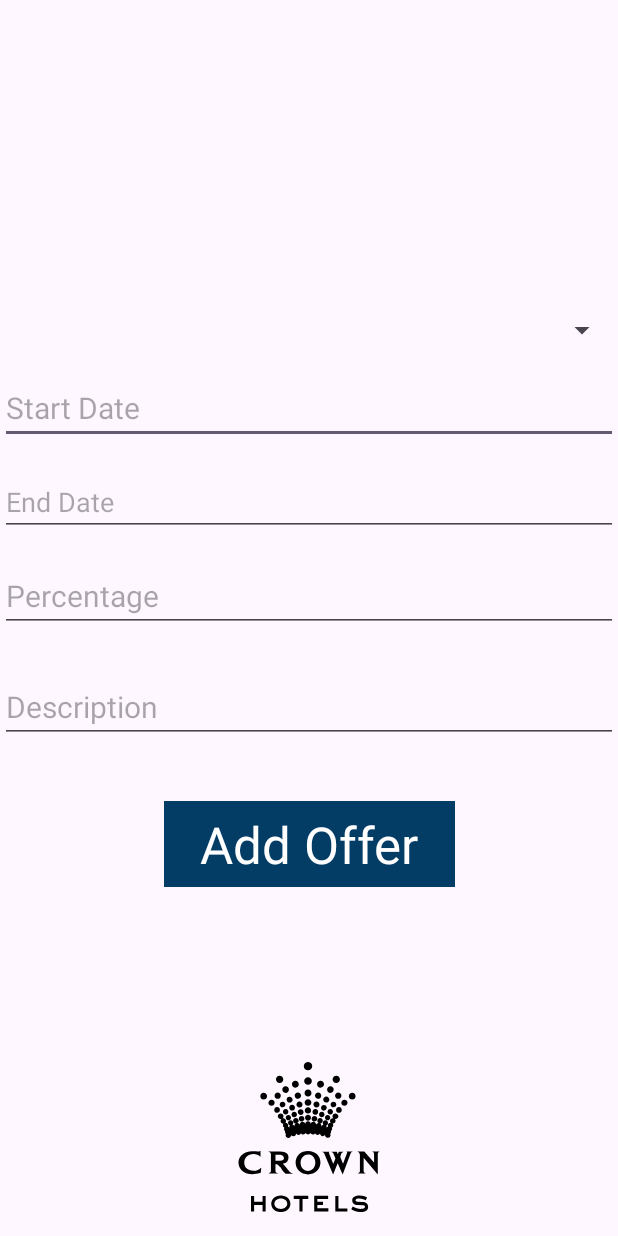
After one commit to thiva-k/Restaurant-Order-Manager, an Android app: the AddOfferActivity screen opened directly, with no data from a screen before it, on a phone screen of 412 x 824 dp. The commit adds this screen. Run offline under Robolectric (Android 15) with nearby library versions, the phone set to English and light mode, and no system bars; our stand-ins replace Firebase (no records; nobody signed in at launch, a user with empty details on screens opened directly).

Commit message:
Add Offer basic

```diff
--- a/app/build.gradle.kts
+++ b/app/build.gradle.kts
@@ -27,6 +27,9 @@ android {
         sourceCompatibility = JavaVersion.VERSION_1_8
         targetCompatibility = JavaVersion.VERSION_1_8
     }
+    buildFeatures {
+        viewBinding = true
+    }
 }
 
 dependencies {
@@ -37,6 +40,8 @@ dependencies {
     implementation("androidx.constraintlayout:constraintlayout:2.1.4")
     implementation("com.google.firebase:firebase-firestore:24.7.0")
     implementation("com.google.firebase:firebase-auth:22.1.1")
+    implementation("androidx.navigation:navigation-fragment:2.5.3")
+    implementation("androidx.navigation:navigation-ui:2.5.3")
     testImplementation("junit:junit:4.13.2")
     androidTestImplementation("androidx.test.ext:junit:1.1.5")
     androidTestImplementation("androidx.test.espresso:espresso-core:3.5.1")
--- /dev/null
+++ b/app/src/main/java/com/example/hotel_management/AddOfferActivity.java
@@ -0,0 +1,112 @@
+package com.example.hotel_management;
+
+import android.os.Bundle;
+import android.view.View;
+import android.widget.ArrayAdapter;
+import android.widget.Button;
+import android.widget.EditText;
+import android.widget.Spinner;
+import android.widget.Toast;
+
+import androidx.annotation.NonNull;
+import androidx.appcompat.app.AppCompatActivity;
+
+import com.google.firebase.auth.FirebaseAuth;
+import com.google.firebase.firestore.FirebaseFirestore;
+import com.google.firebase.firestore.QueryDocumentSnapshot;
+
+import java.util.ArrayList;
+import java.util.List;
+
+
+
+public class AddOfferActivity extends AppCompatActivity {
+
+    private Spinner foodNameSpinner;
+    private EditText startDateEditText, endDateEditText, percentageEditText, descriptionEditText;
+    private Button addOfferButton;
+    private FirebaseFirestore db;
+    private FirebaseAuth auth;
+    private List<String> foodNamesList = new ArrayList<>();
+
+    @Override
+    protected void onCreate(Bundle savedInstanceState) {
+        super.onCreate(savedInstanceState);
+        setContentView(R.layout.activity_add_offer);
+
+        db = FirebaseFirestore.getInstance();
+        auth = FirebaseAuth.getInstance();
+
+        foodNameSpinner = findViewById(R.id.foodNameSpinner);
+        startDateEditText = findViewById(R.id.startDateEditText);
+        endDateEditText = findViewById(R.id.endDateEditText);
+        percentageEditText = findViewById(R.id.percentageEditText);
+        descriptionEditText = findViewById(R.id.descriptionEditText);
+        addOfferButton = findViewById(R.id.addOfferButton);
+
+        // Call getFoodNames() to fetch food names from Firestore
+        getFoodNames();
+
+        addOfferButton.setOnClickListener(new View.OnClickListener() {
+            @Override
+            public void onClick(View v) {
+                addOffer();
+            }
+        });
+    }
+
+    // Fetch food names from the "foods" collection in Firestore
+    private void getFoodNames() {
+        db.collection("foods")
+                .get()
+                .addOnSuccessListener(queryDocumentSnapshots -> {
+                    for (QueryDocumentSnapshot document : queryDocumentSnapshots) {
+                        String foodName = document.getString("name");
+                        if (foodName != null) {
+                            foodNamesList.add(foodName);
+                        }
+                    }
+                    // Update the spinner with the fetched food names
+                    updateFoodNameSpinner();
+                })
+                .addOnFailureListener(e -> {
+                    Toast.makeText(AddOfferActivity.this, "Failed to fetch food names", Toast.LENGTH_SHORT).show();
+                });
+    }
+
+    // Update the spinner with the fetched food names
+    private void updateFoodNameSpinner() {
+        ArrayAdapter<String> foodNameAdapter = new ArrayAdapter<>(this, android.R.layout.simple_spinner_item, foodNamesList);
+        foodNameAdapter.setDropDownViewResource(android.R.layout.simple_spinner_dropdown_item);
+        foodNameSpinner.setAdapter(foodNameAdapter);
+    }
+
+    // Add the offer to the "offers" collection in Firestore
+    private void addOffer() {
+        String foodName = foodNameSpinner.getSelectedItem().toString();
+        String startDate = startDateEditText.getText().toString();
+        String endDate = endDateEditText.getText().toString();
+        int percentage = Integer.parseInt(percentageEditText.getText().toString());
+        String description = descriptionEditText.getText().toString();
+
+        Offer offer = new Offer(foodName, startDate, endDate, percentage, description);
+
+        db.collection("offers")
+                .add(offer)
+                .addOnSuccessListener(documentReference -> {
+                    Toast.makeText(AddOfferActivity.this, "Offer added successfully", Toast.LENGTH_SHORT).show();
+                    clearFields();
+                })
+                .addOnFailureListener(e -> {
+                    Toast.makeText(AddOfferActivity.this, "Failed to add offer", Toast.LENGTH_SHORT).show();
+                });
+    }
+
+    // Clear input fields
+    private void clearFields() {
+        startDateEditText.setText("");
+        endDateEditText.setText("");
+        percentageEditText.setText("");
+        descriptionEditText.setText("");
+    }
+}
--- a/app/src/main/java/com/example/hotel_management/AdminActivity.java
+++ b/app/src/main/java/com/example/hotel_management/AdminActivity.java
@@ -15,6 +15,7 @@ public class AdminActivity extends AppCompatActivity {
         Button registerUserButton = findViewById(R.id.registerUserButton);
         Button addMenuItemButton = findViewById(R.id.addMenuItemButton);
         Button viewEmployeesButton = findViewById(R.id.viewEmployeesButton); // Add this line
+        Button addOfferButton = findViewById(R.id.addOfferButton); // Add this line
 
         registerUserButton.setOnClickListener(view -> {
             Intent intent = new Intent(AdminActivity.this, RegisterEmployeeActivity.class);
@@ -30,5 +31,10 @@ public class AdminActivity extends AppCompatActivity {
             Intent intent = new Intent(AdminActivity.this, ViewEmployeesActivity.class);
             startActivity(intent);
         });
+
+        addOfferButton.setOnClickListener(view -> { // Add this block
+            Intent intent = new Intent(AdminActivity.this, AddOfferActivity.class);
+            startActivity(intent);
+        });
     }
 }
--- /dev/null
+++ b/app/src/main/res/layout/activity_add_offer.xml
@@ -0,0 +1,92 @@
+<?xml version="1.0" encoding="utf-8"?>
+<androidx.constraintlayout.widget.ConstraintLayout xmlns:android="http://schemas.android.com/apk/res/android"
+    xmlns:app="http://schemas.android.com/apk/res-auto"
+    xmlns:tools="http://schemas.android.com/tools"
+    android:id="@+id/viewMenuButton"
+    android:layout_width="match_parent"
+    android:layout_height="match_parent"
+    tools:context=".AddOfferActivity">
+
+    <Spinner
+        android:id="@+id/foodNameSpinner"
+        android:layout_width="0dp"
+        android:layout_height="wrap_content"
+        android:layout_marginTop="208dp"
+        android:textSize="20sp"
+        app:layout_constraintEnd_toEndOf="parent"
+        app:layout_constraintHorizontal_bias="0.0"
+        app:layout_constraintStart_toStartOf="parent"
+        app:layout_constraintTop_toTopOf="parent" />
+
+    <EditText
+        android:id="@+id/startDateEditText"
+        android:layout_width="0dp"
+        android:layout_height="wrap_content"
+        android:layout_marginTop="16dp"
+        android:hint="Start Date"
+        android:textSize="20sp"
+        app:layout_constraintEnd_toEndOf="parent"
+        app:layout_constraintStart_toStartOf="parent"
+        app:layout_constraintTop_toBottomOf="@+id/foodNameSpinner" />
+
+    <EditText
+        android:id="@+id/endDateEditText"
+        android:layout_width="0dp"
+        android:layout_height="wrap_content"
+        android:layout_marginTop="16dp"
+        android:hint="End Date"
+        app:layout_constraintEnd_toEndOf="parent"
+        app:layout_constraintStart_toStartOf="parent"
+        app:layout_constraintTop_toBottomOf="@+id/startDateEditText" />
+
+    <EditText
+        android:id="@+id/percentageEditText"
+        android:layout_width="0dp"
+        android:layout_height="wrap_content"
+        android:layout_marginTop="16dp"
+        android:hint="Percentage"
+        android:textSize="20sp"
+        app:layout_constraintEnd_toEndOf="parent"
+        app:layout_constraintStart_toStartOf="parent"
+        app:layout_constraintTop_toBottomOf="@+id/endDateEditText" />
+
+    <EditText
+        android:id="@+id/descriptionEditText"
+        android:layout_width="0dp"
+        android:layout_height="wrap_content"
+        android:layout_marginTop="16dp"
+        android:hint="Description"
+        android:textSize="20sp"
+        app:layout_constraintBottom_toBottomOf="parent"
+        app:layout_constraintEnd_toEndOf="parent"
+        app:layout_constraintHorizontal_bias="0.0"
+        app:layout_constraintStart_toStartOf="parent"
+        app:layout_constraintTop_toBottomOf="@+id/percentageEditText"
+        app:layout_constraintVertical_bias="0.03" />
+
+    <Button
+        android:id="@+id/addOfferButton"
+        android:layout_width="wrap_content"
+        android:layout_height="wrap_content"
+        android:layout_marginTop="24dp"
+        android:backgroundTint="@color/PrimaryAccent"
+        android:text="Add Offer"
+        android:textAppearance="@style/TextAppearance.AppCompat.Display1"
+        app:cornerRadius="0dp"
+        app:layout_constraintBottom_toBottomOf="parent"
+        app:layout_constraintEnd_toEndOf="parent"
+        app:layout_constraintStart_toStartOf="parent"
+        app:layout_constraintTop_toBottomOf="@+id/descriptionEditText"
+        app:layout_constraintVertical_bias="0.044" />
+
+    <include
+        layout="@layout/layout_logo"
+        android:layout_width="100dp"
+        android:layout_height="100dp"
+        app:layout_constraintBottom_toBottomOf="parent"
+        app:layout_constraintStart_toStartOf="parent"
+        app:layout_constraintEnd_toEndOf="parent"
+        android:layout_marginBottom="16dp"
+        app:layout_constraintVertical_bias="0.9" />
+
+</androidx.constraintlayout.widget.ConstraintLayout>
```
Also changed, not shown: app/src/main/AndroidManifest.xml (+6 -2 lines), app/src/main/java/com/example/hotel_management/Offer.java (added, +64 -0 lines), app/src/main/res/values/strings.xml (+43 -0 lines).
